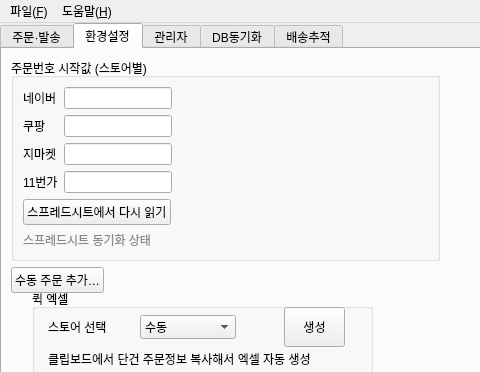
Peanut0711/easy-fulfill, file ui/main_window.ui: the form before one commit; both pictures show x 0 to 480 and y 0 to 372 of the 880 by 740 pixel window.
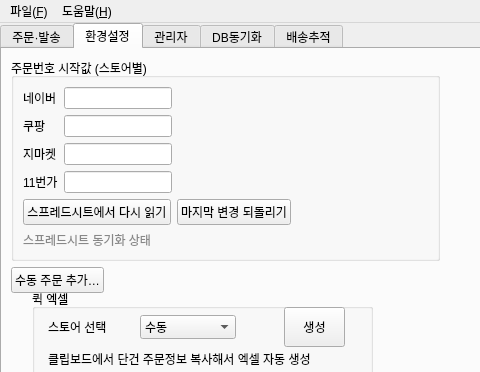
The form after the commit. The open tabs and pages were chosen to show the change.

Commit message:
feat(index): 주문번호 인덱스 변경이력 + 마지막 변경 1클릭 되돌리기
공유 인덱스가 실수로 바뀌어도(초보 오로드 등) 정확한 값을 몰라 수동 복구하던
문제 해결. 변경을 기록하고 한 번에 되돌린다.
- 「주문번호 변경이력」 시트에 변경 누적: 시각·사용자(로그인@호스트)·스토어·
  이전값→새값·사유(주문 로드/수동 변경/되돌리기). 변경된 스토어만 기록.
- 환경설정에 「마지막 변경 되돌리기」 버튼: 오늘 마지막 변경(되돌리기 제외)을
  직전 값으로 복구 후 전원 적용. 되돌리기 행은 건너뛰어 더블클릭 시 무동작(안전).
- 쓰기 워커가 old 비교로 변경분만 로깅, reason 을 save_index_values로 전달.

```diff
--- a/ui/main_window.ui
+++ b/ui/main_window.ui
@@ -449,6 +449,16 @@
                   </property>
                  </widget>
                 </item>
+                <item>
+                 <widget class="QPushButton" name="pushButton_index_undo">
+                  <property name="text">
+                   <string>마지막 변경 되돌리기</string>
+                  </property>
+                  <property name="toolTip">
+                   <string>오늘 마지막 인덱스 변경(실수로 올라간 값 등)을 직전 값으로 1클릭 복구합니다. 전원 적용.</string>
+                  </property>
+                 </widget>
+                </item>
                 <item>
                  <spacer name="horizontalSpacer_index_refresh">
                   <property name="orientation">
```
The commit also changes 1 other file.
